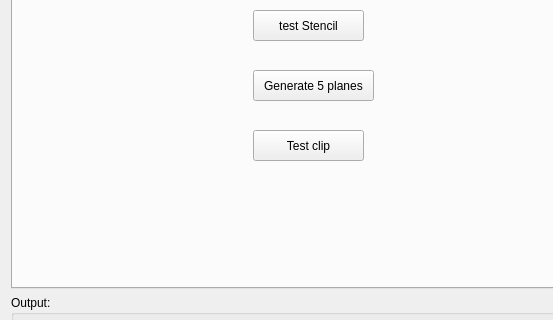
First picture: the form in Plugins/org.mitk.lancet.movedata/src/internal/MoveDataControls.ui, repository zhaomengxiao/LancetMITK-Adition, before the edit; both pictures show x 0 to 553 and y 257 to 577 of the 717 by 678 pixel window.
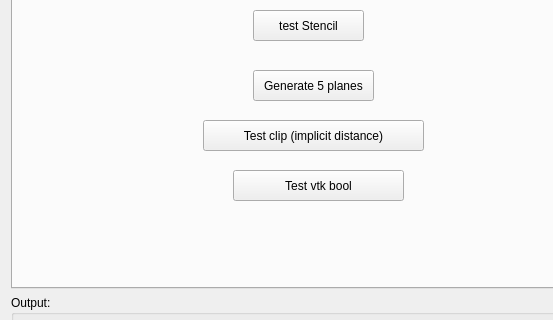
Second picture: the form after the edit. The open tabs and pages were chosen to show the change. Custom widgets are drawn as their Qt base class.

```diff
--- a/Plugins/org.mitk.lancet.movedata/src/internal/MoveDataControls.ui
+++ b/Plugins/org.mitk.lancet.movedata/src/internal/MoveDataControls.ui
@@ -1185,14 +1185,27 @@
       <widget class="QPushButton" name="pushButton_testClip">
        <property name="geometry">
         <rect>
-         <x>240</x>
-         <y>310</y>
-         <width>111</width>
+         <x>190</x>
+         <y>300</y>
+         <width>221</width>
          <height>31</height>
         </rect>
        </property>
        <property name="text">
-        <string>Test clip</string>
+        <string>Test clip (implicit distance)</string>
+       </property>
+      </widget>
+      <widget class="QPushButton" name="pushButton_vtkBool">
+       <property name="geometry">
+        <rect>
+         <x>220</x>
+         <y>350</y>
+         <width>171</width>
+         <height>31</height>
+        </rect>
+       </property>
+       <property name="text">
+        <string>Test vtk bool</string>
        </property>
       </widget>
      </widget>
```
Left out of the diff: 2 changed lines with no effect on the pictures.
